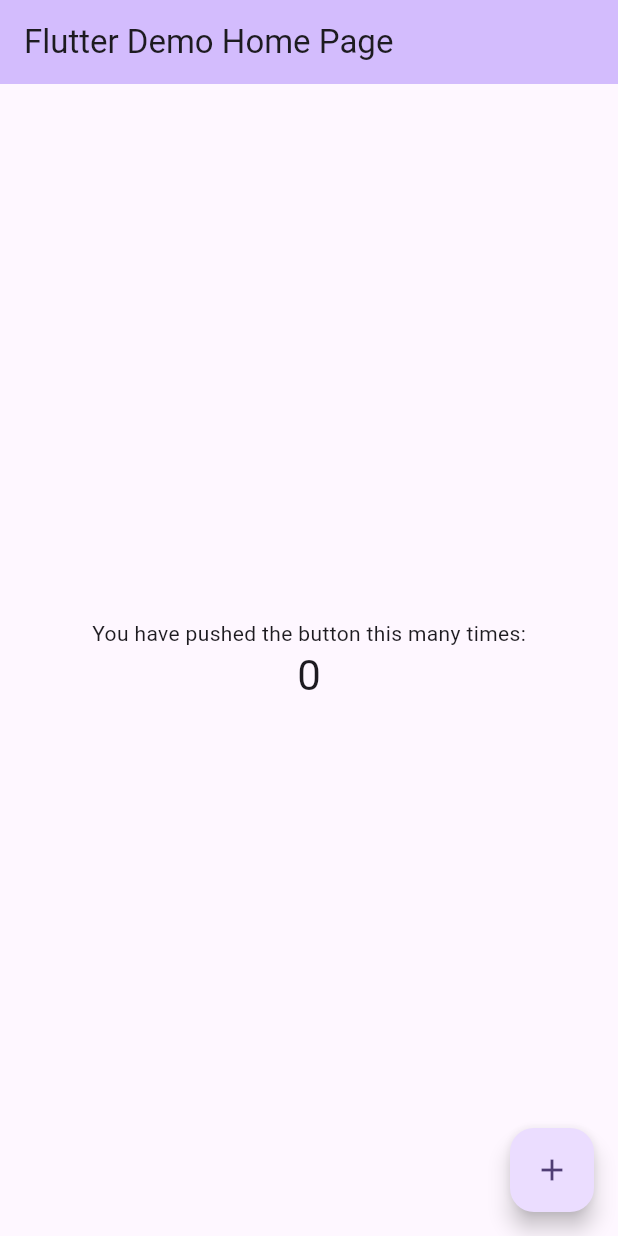
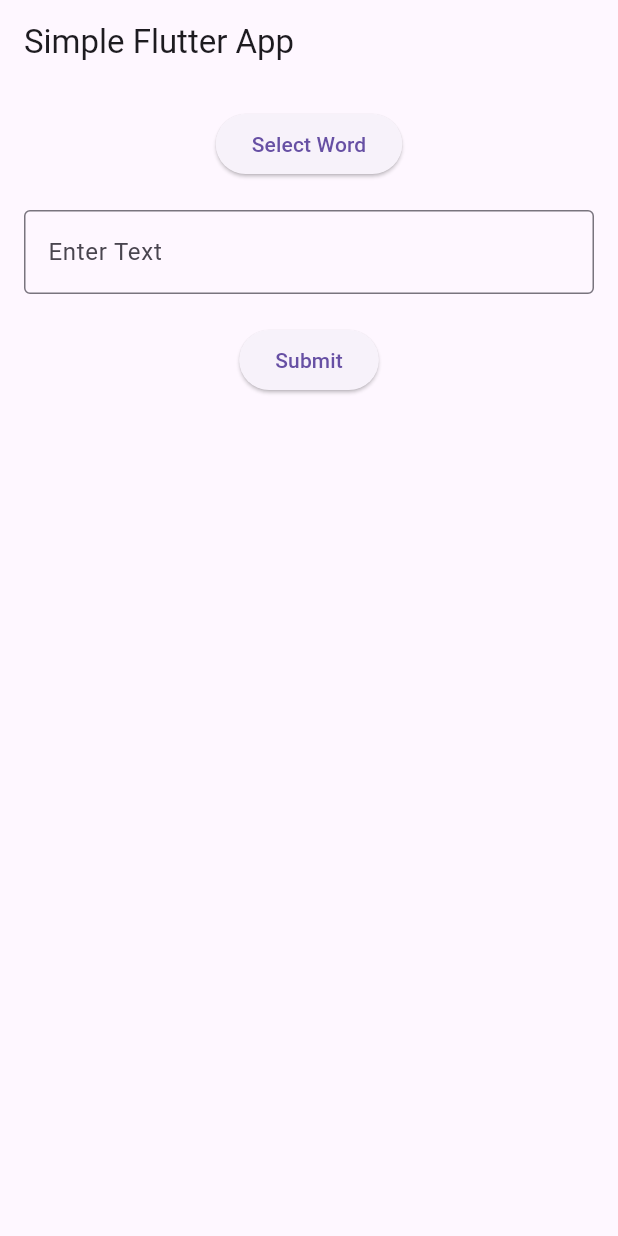
Before and after one commit to barak-or/spelling-bee, a Flutter app: the screen it shows after launch, on a phone screen of 412 x 824 dp. Run offline on Flutter 3.47's test engine with Material 3 defaults, Android fonts, the phone set to English and light mode, and no system bars.

Commit message:
Initial UI

```diff
--- a/lib/main.dart
+++ b/lib/main.dart
@@ -1,125 +1,62 @@
 import 'package:flutter/material.dart';
 
 void main() {
-  runApp(const MyApp());
+  runApp(MyApp());
 }
 
 class MyApp extends StatelessWidget {
-  const MyApp({super.key});
-
-  // This widget is the root of your application.
   @override
   Widget build(BuildContext context) {
     return MaterialApp(
-      title: 'Flutter Demo',
-      theme: ThemeData(
-        // This is the theme of your application.
-        //
-        // TRY THIS: Try running your application with "flutter run". You'll see
-        // the application has a purple toolbar. Then, without quitting the app,
-        // try changing the seedColor in the colorScheme below to Colors.green
-        // and then invoke "hot reload" (save your changes or press the "hot
-        // reload" button in a Flutter-supported IDE, or press "r" if you used
-        // the command line to start the app).
-        //
-        // Notice that the counter didn't reset back to zero; the application
-        // state is not lost during the reload. To reset the state, use hot
-        // restart instead.
-        //
-        // This works for code too, not just values: Most code changes can be
-        // tested with just a hot reload.
-        colorScheme: ColorScheme.fromSeed(seedColor: Colors.deepPurple),
-        useMaterial3: true,
+      title: 'Simple App',
+      home: Scaffold(
+        appBar: AppBar(
+          title: Text('Simple Flutter App'),
+        ),
+        body: Center(
+          child: MyAppBody(),
+        ),
       ),
-      home: const MyHomePage(title: 'Flutter Demo Home Page'),
     );
   }
 }
 
-class MyHomePage extends StatefulWidget {
-  const MyHomePage({super.key, required this.title});
-
-  // This widget is the home page of your application. It is stateful, meaning
-  // that it has a State object (defined below) that contains fields that affect
-  // how it looks.
-
-  // This class is the configuration for the state. It holds the values (in this
-  // case the title) provided by the parent (in this case the App widget) and
-  // used by the build method of the State. Fields in a Widget subclass are
-  // always marked "final".
-
-  final String title;
-
-  @override
-  State<MyHomePage> createState() => _MyHomePageState();
-}
-
-class _MyHomePageState extends State<MyHomePage> {
-  int _counter = 0;
-
-  void _incrementCounter() {
-    setState(() {
-      // This call to setState tells the Flutter framework that something has
-      // changed in this State, which causes it to rerun the build method below
-      // so that the display can reflect the updated values. If we changed
-      // _counter without calling setState(), then the build method would not be
-      // called again, and so nothing would appear to happen.
-      _counter++;
-    });
-  }
-
+class MyAppBody extends StatelessWidget {
   @override
   Widget build(BuildContext context) {
-    // This method is rerun every time setState is called, for instance as done
-    // by the _incrementCounter method above.
-    //
-    // The Flutter framework has been optimized to make rerunning build methods
-    // fast, so that you can just rebuild anything that needs updating rather
-    // than having to individually change instances of widgets.
-    return Scaffold(
-      appBar: AppBar(
-        // TRY THIS: Try changing the color here to a specific color (to
-        // Colors.amber, perhaps?) and trigger a hot reload to see the AppBar
-        // change color while the other colors stay the same.
-        backgroundColor: Theme.of(context).colorScheme.inversePrimary,
-        // Here we take the value from the MyHomePage object that was created by
-        // the App.build method, and use it to set our appbar title.
-        title: Text(widget.title),
+    return Padding(
+      padding: const EdgeInsets.all(16.0),
+      child: Column(
+        mainAxisAlignment: MainAxisAlignment.start,
+        crossAxisAlignment: CrossAxisAlignment.center,
+        children: [
+          // "Select Word" Button
+          ElevatedButton(
+            onPressed: () {
+              // Action for "Select Word" can go here later
+            },
+            child: Text('Select Word'),
+          ),
+          SizedBox(height: 20), // Spacing between elements
+
+          // Text Input Field
+          TextField(
+            decoration: InputDecoration(
+              border: OutlineInputBorder(),
+              labelText: 'Enter Text',
+            ),
+          ),
+          SizedBox(height: 20), // Spacing between elements
+
+          // "Submit" Button
+          ElevatedButton(
+            onPressed: () {
+              // Action for "Submit" can go here later
+            },
+            child: Text('Submit'),
+          ),
+        ],
       ),
-      body: Center(
-        // Center is a layout widget. It takes a single child and positions it
-        // in the middle of the parent.
-        child: Column(
-          // Column is also a layout widget. It takes a list of children and
-          // arranges them vertically. By default, it sizes itself to fit its
-          // children horizontally, and tries to be as tall as its parent.
-          //
-          // Column has various properties to control how it sizes itself and
-          // how it positions its children. Here we use mainAxisAlignment to
-          // center the children vertically; the main axis here is the vertical
-          // axis because Columns are vertical (the cross axis would be
-          // horizontal).
-          //
-          // TRY THIS: Invoke "debug painting" (choose the "Toggle Debug Paint"
-          // action in the IDE, or press "p" in the console), to see the
-          // wireframe for each widget.
-          mainAxisAlignment: MainAxisAlignment.center,
-          children: <Widget>[
-            const Text(
-              'You have pushed the button this many times:',
-            ),
-            Text(
-              '$_counter',
-              style: Theme.of(context).textTheme.headlineMedium,
-            ),
-          ],
-        ),
-      ),
-      floatingActionButton: FloatingActionButton(
-        onPressed: _incrementCounter,
-        tooltip: 'Increment',
-        child: const Icon(Icons.add),
-      ), // This trailing comma makes auto-formatting nicer for build methods.
     );
   }
 }
```
